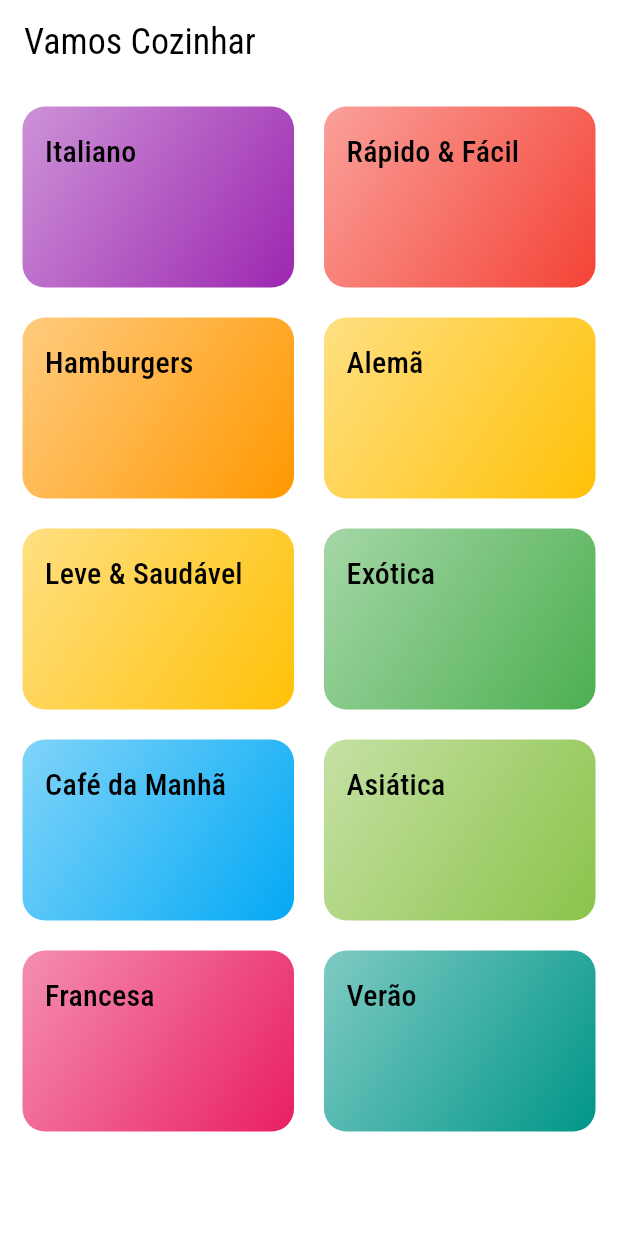
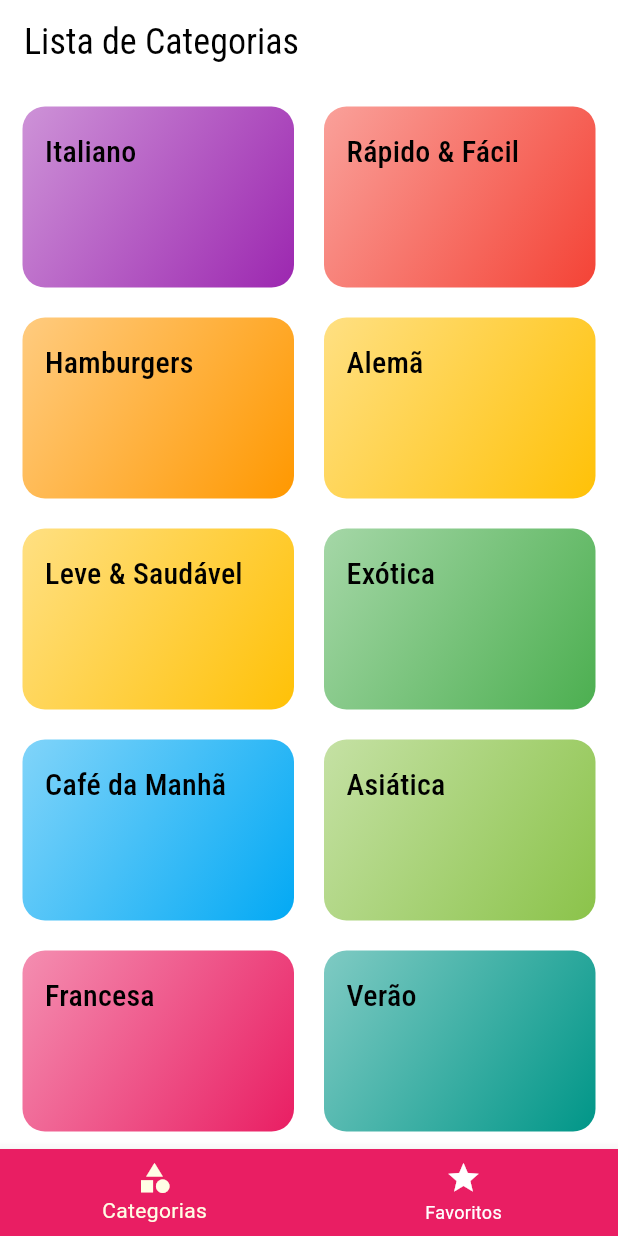
Before and after one commit to maitabom/meals, a Flutter app: the screen it shows after launch, on a phone screen of 412 x 824 dp. Run offline on Flutter 3.47's test engine with Material 3 defaults, Android fonts, the phone set to English and light mode, and no system bars.

Commit message:
Adiciona a página de favoritos e implementa a navegação entre categorias e favoritos na aplicação MealsApp

```diff
--- a/lib/main.dart
+++ b/lib/main.dart
@@ -2,6 +2,7 @@ import 'package:flutter/material.dart';
 import 'package:meals/pages/categories.dart';
 import 'package:meals/pages/meal.dart';
 import 'package:meals/pages/meals.dart';
+import 'package:meals/pages/tabs.dart';
 
 void main() => runApp(MealsApp());
 
@@ -14,6 +15,7 @@ class MealsApp extends StatelessWidget {
       title: 'DeliMeals',
       theme: ThemeData(
         primarySwatch: Colors.pink,
+        primaryColor: Colors.pink,
         colorScheme: ColorScheme.fromSwatch().copyWith(
           primary: const Color.fromARGB(255, 4, 5, 5),
           secondary: Colors.amber,
@@ -26,7 +28,7 @@ class MealsApp extends StatelessWidget {
           titleSmall: TextStyle(fontFamily: 'RobotoCondensed'),
         ),
       ),
-      home: CategoriesPage(),
+      home: TabsPage(),
       routes: {
         '/categories-meals': (context) => MealsPage(),
         '/meal-detail': (context) => MealDetailPage(),
--- a/lib/pages/categories.dart
+++ b/lib/pages/categories.dart
@@ -7,9 +7,7 @@ class CategoriesPage extends StatelessWidget {
 
   @override
   Widget build(BuildContext context) {
-    return Scaffold(
-      appBar: AppBar(title: Text('Vamos Cozinhar')),
-      body: GridView(
+    return GridView(
       padding: EdgeInsets.all(15),
       gridDelegate: SliverGridDelegateWithMaxCrossAxisExtent(
         maxCrossAxisExtent: 200,
@@ -20,7 +18,6 @@ class CategoriesPage extends StatelessWidget {
       children: dummyCategories.map((category) {
         return CategoryItem(category);
       }).toList(),
-      ),
     );
   }
 }
--- /dev/null
+++ b/lib/pages/favorites.dart
@@ -0,0 +1,10 @@
+import 'package:flutter/material.dart';
+
+class FavoritesPage extends StatelessWidget {
+  const FavoritesPage({super.key});
+
+  @override
+  Widget build(BuildContext context) {
+    return const Center(child: Text('Minhas refeições favoritas'));
+  }
+}
--- /dev/null
+++ b/lib/pages/tabs.dart
@@ -0,0 +1,49 @@
+import 'package:flutter/material.dart';
+import 'package:meals/pages/categories.dart';
+import 'package:meals/pages/favorites.dart';
+
+class TabsPage extends StatefulWidget {
+  const TabsPage({super.key});
+
+  @override
+  State<TabsPage> createState() => _TabsPageState();
+}
+
+class _TabsPageState extends State<TabsPage> {
+  int selectedScreenIndex = 0;
+
+  final List<Map<String, Object>> screens = [
+    {'title': 'Lista de Categorias', 'page': CategoriesPage()},
+    {'title': 'Meus Favoritos', 'page': FavoritesPage()},
+  ];
+
+  selectScreen(int index) {
+    setState(() {
+      selectedScreenIndex = index;
+    });
+  }
+
+  @override
+  Widget build(BuildContext context) {
+    return Scaffold(
+      appBar: AppBar(
+        title: Text(screens[selectedScreenIndex]['title'] as String),
+      ),
+      body: screens[selectedScreenIndex]['page'] as Widget,
+      bottomNavigationBar: BottomNavigationBar(
+        backgroundColor: Theme.of(context).primaryColor,
+        unselectedItemColor: Colors.white,
+        selectedItemColor: Theme.of(context).canvasColor,
+        currentIndex: selectedScreenIndex,
+        onTap: selectScreen,
+        items: [
+          BottomNavigationBarItem(
+            label: 'Categorias',
+            icon: Icon(Icons.category),
+          ),
+          BottomNavigationBarItem(label: 'Favoritos', icon: Icon(Icons.star)),
+        ],
+      ),
+    );
+  }
+}
```
Lines whose indentation alone changed are shown as unchanged.
